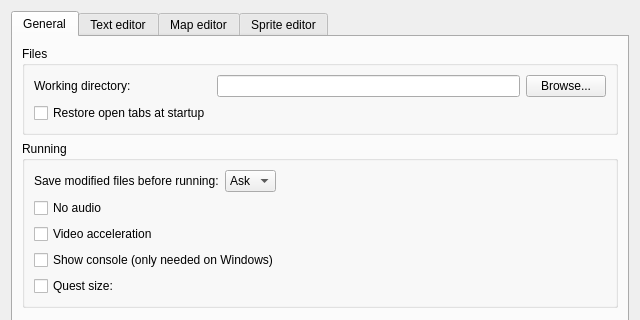
First picture: the form in src/gui/settings_dialog.ui, repository solarus-games/solarus-quest-editor, before the edit; both pictures show x 0 to 640 and y 0 to 320 of the 640 by 480 pixel window.
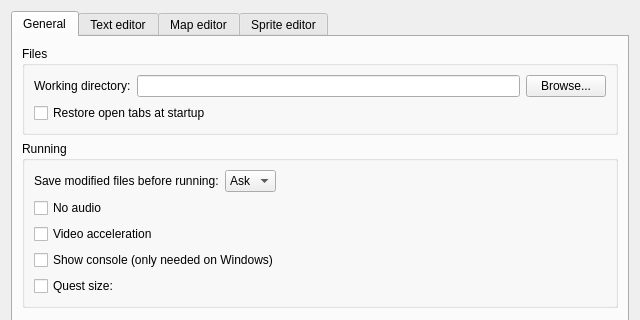
Second picture: the form after the edit. Custom widgets are drawn as their Qt base class.

Commit message: Tweak settings dialog layout for the "restore open tabs" checkbox

Diff of the .ui file:
```diff
--- a/src/gui/settings_dialog.ui
+++ b/src/gui/settings_dialog.ui
@@ -29,16 +29,16 @@
          <property name="title">
           <string>Files</string>
          </property>
-         <layout class="QFormLayout" name="formLayout">
-          <item row="0" column="0">
+         <layout class="QVBoxLayout" name="verticalLayout_9">
+          <item>
+           <layout class="QHBoxLayout" name="horizontalLayout">
+            <item>
            <widget class="QLabel" name="working_directory_label">
             <property name="text">
              <string>Working directory:</string>
             </property>
            </widget>
           </item>
-          <item row="0" column="1">
-           <layout class="QHBoxLayout" name="horizontalLayout">
             <item>
              <widget class="QLineEdit" name="working_directory_field"/>
             </item>
@@ -51,7 +51,7 @@
             </item>
            </layout>
           </item>
-          <item row="1" column="0">
+          <item>
            <widget class="QCheckBox" name="restore_last_files_field">
             <property name="text">
              <string>Restore open tabs at startup</string>
```
Lines whose indentation alone changed are shown as unchanged.
